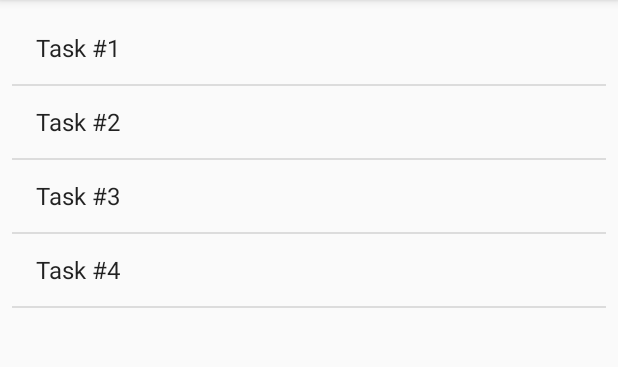
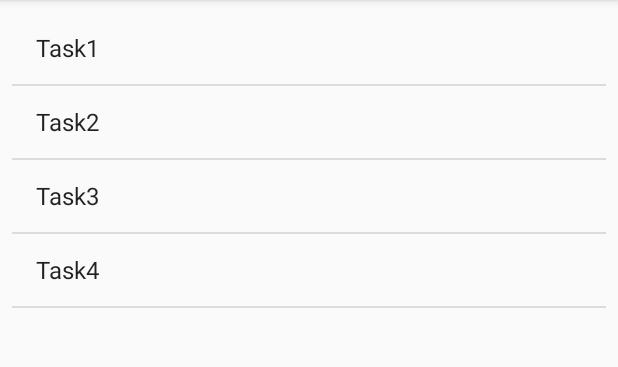
Before and after one commit to RandomFrostbite/Lab4, an Android app: the screen it shows after launch (MainActivity), on a phone screen of 412 x 824 dp, the part 84-451 px from its top. Run offline under Robolectric (Android 15) with nearby library versions, the phone set to English and light mode, and no system bars.

Commit message:
12-25 done

```diff
--- a/app/src/main/AndroidManifest.xml
+++ b/app/src/main/AndroidManifest.xml
@@ -16,6 +16,7 @@
                 <category android:name="android.intent.category.LAUNCHER" />
             </intent-filter>
         </activity>
+        <activity android:name=".TaskInfoActivity"></activity>
     </application>
 
 </manifest>
--- a/app/src/main/java/com/nvwa/lab4/MainActivity.java
+++ b/app/src/main/java/com/nvwa/lab4/MainActivity.java
@@ -1,29 +1,51 @@
 package com.nvwa.lab4;
 
 import android.content.Context;
+import android.content.Intent;
 import android.support.v7.app.AppCompatActivity;
 import android.os.Bundle;
 import android.view.View;
 import android.view.inputmethod.InputMethodManager;
+import android.widget.AdapterView;
 import android.widget.ArrayAdapter;
 import android.widget.EditText;
+import android.widget.Toast;
 
 import java.util.ArrayList;
 
 public class MainActivity extends AppCompatActivity {
 
+    public static final String taskExtra = "Task";
     static public ArrayList<Task> myTasks;
     static {
         myTasks = new ArrayList<Task>();
-        myTasks.add( new Task("Task #1", "Create a todo list") );
-        myTasks.add( new Task("Task #2", "Write two tasks") );
-        myTasks.add( new Task("Task #3", "Realize that you have completed 3 tasks") );
-        myTasks.add( new Task("Task #4", "Have some rest") );
+        myTasks.add( new Task("Task1", "Create a todo list") );
+        myTasks.add( new Task("Task2", "Write two tasks") );
+        myTasks.add( new Task("Task3", "Realize that you have completed 3 tasks") );
+        myTasks.add( new Task("Task4", "Have some rest") );
     }
     @Override
     protected void onCreate(Bundle savedInstanceState) {
         super.onCreate(savedInstanceState);
         setContentView(R.layout.activity_main);
+
+        final TaskListFragment taskFr = (TaskListFragment) getSupportFragmentManager().findFragmentById(R.id.taskFragment);
+        final ArrayAdapter<Task> taskAdapter = (ArrayAdapter<Task>) taskFr.getListAdapter();
+
+        taskFr.getListView().setOnItemClickListener(new AdapterView.OnItemClickListener() {
+            @Override
+            public void onItemClick(AdapterView<?> parent, View view, int position, long id) {
+                Toast.makeText( getApplicationContext(), "Item selected", Toast.LENGTH_LONG).show();
+                startSecondActivity(parent, position);
+            }
+        });
+    }
+
+    private void startSecondActivity(AdapterView<?> parent, int position) {
+        Intent intent = new Intent(this, TaskInfoActivity.class );
+        Task tmp = (Task)parent.getItemAtPosition(position);
+        intent.putExtra( taskExtra, tmp );
+        startActivity(intent);
     }
 
     public void addClick(View view) {
@@ -41,9 +63,7 @@ public class MainActivity extends AppCompatActivity {
         }
 
         TaskListFragment taskFr = (TaskListFragment) getSupportFragmentManager().findFragmentById(R.id.taskFragment);
-
         ArrayAdapter<Task> taskAdapter = (ArrayAdapter<Task>) taskFr.getListAdapter();
-
         taskAdapter.notifyDataSetChanged();
 
         ((EditText) findViewById(R.id.taskTitle)).setText(null);
--- a/app/src/main/res/layout/activity_main.xml
+++ b/app/src/main/res/layout/activity_main.xml
@@ -4,14 +4,14 @@
     xmlns:tools="http://schemas.android.com/tools"
     android:layout_width="match_parent"
     android:layout_height="match_parent"
-    tools:context=".MainActivity">
+    tools:context="com.nvwa.lab4.MainActivity">
 
     <fragment
         android:id="@+id/taskFragment"
         android:name="com.nvwa.lab4.TaskListFragment"
         android:layout_width="match_parent"
         android:layout_height="match_parent"
-        android:layout_above="@id/taskTitle"
+        android:layout_above="@+id/taskTitle"
         android:layout_alignParentTop="true"
         android:layout_marginBottom="16dp"
         android:layout_marginEnd="8dp"
@@ -27,7 +27,7 @@
         android:layout_marginBottom="16dp"
         android:layout_above="@+id/taskDesc"/>
     <EditText
-        android:id="@id/taskDesc"
+        android:id="@+id/taskDesc"
         android:layout_width="match_parent"
         android:layout_height="48dp"
         android:layout_marginStart="8dp"
--- a/app/src/main/res/values/strings.xml
+++ b/app/src/main/res/values/strings.xml
@@ -4,4 +4,6 @@
     <string name="defTitle">Task Title</string>
     <string name="defDesc">Task description</string>
     <string name="misDesc">No desc</string>
+    <string name="titleText">Title</string>
+    <string name="descText">Desc</string>
 </resources>
```
Also changed, not shown: app/src/main/java/com/nvwa/lab4/Task.java (+34 -1 lines), app/src/main/java/com/nvwa/lab4/TaskInfoActivity.java (added, +13 -0 lines), app/src/main/java/com/nvwa/lab4/TaskInfoFragment.java (added, +47 -0 lines), app/src/main/res/layout/activity_task_info_activity.xml (added, +15 -0 lines), app/src/main/res/layout/fragment_task_info.xml (added, +29 -0 lines).
